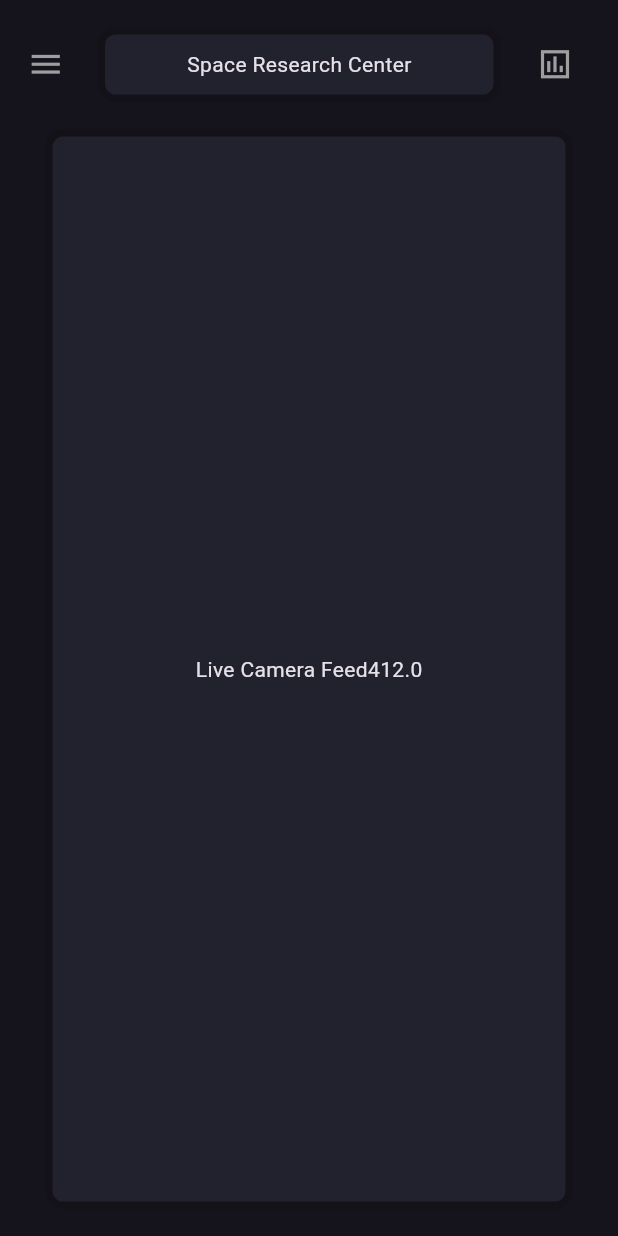
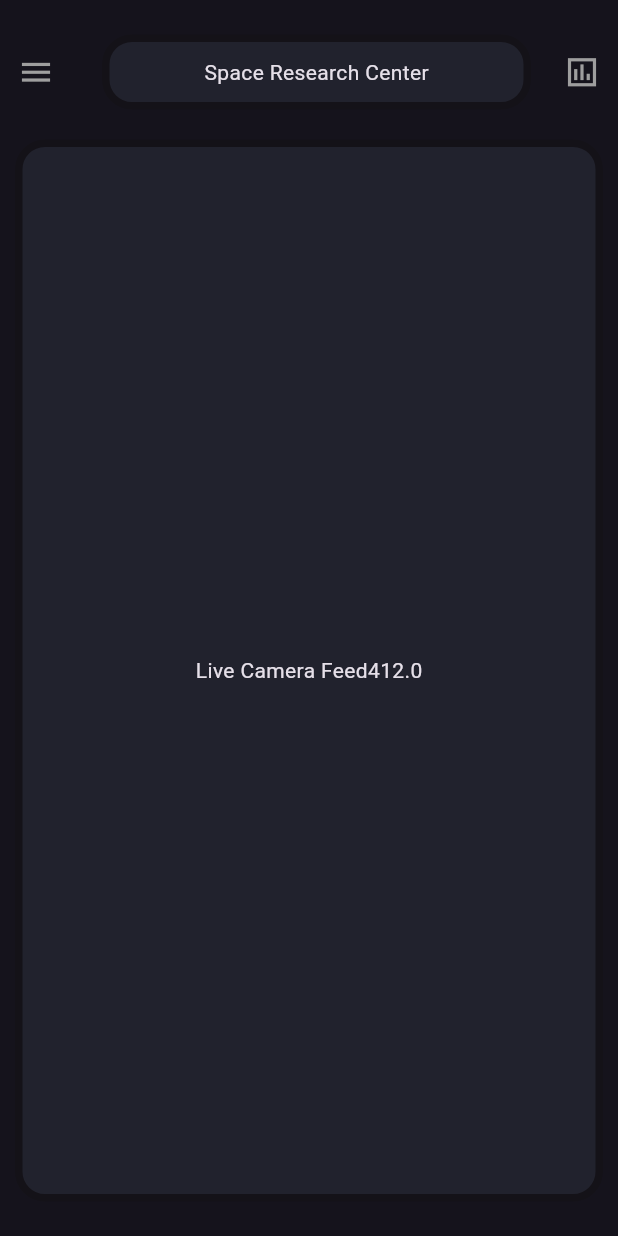
Before and after one commit to MuhammadJunaidQamar/src-app, a Flutter app: the screen it shows after launch, on a phone screen of 412 x 824 dp. Run offline on Flutter 3.47's test engine with Material 3 defaults, Android fonts, the phone set to English and light mode, and no system bars; our stand-ins replace fl_chart; missing offline and left inert: window_manager.

Commit message:
made allot of changes

```diff
--- a/src frontend/src/lib/utils/const/constants.dart
+++ b/src frontend/src/lib/utils/const/constants.dart
@@ -5,7 +5,6 @@ import 'package:src/utils/routes_name.dart';
 import 'package:src/views/screens/dashboard_screen.dart';
 import 'package:src/views/screens/geo_location_screen.dart';
 import 'package:src/views/screens/orientation_screen.dart';
-import 'package:src/widgets/dashboard_widget.dart';
 
 const defaultPadding = 20.0;
 // const pages = [
@@ -24,7 +23,7 @@ class Constants {
 }
 
 const pages = [
-  DashboardWidget(),
+  DashboardScreen(),
   OrientationScreen(),
   GeoLocationScreen(),
 ];
--- a/src frontend/src/lib/views/screens/dashboard_screen.dart
+++ b/src frontend/src/lib/views/screens/dashboard_screen.dart
@@ -1,8 +1,9 @@
 import 'package:flutter/material.dart';
 import 'package:src/utils/responsive.dart';
-import 'package:src/widgets/dashboard_widget.dart';
+import 'package:src/widgets/custom_card_widget.dart';
+import 'package:src/widgets/header_widget.dart';
 import 'package:src/widgets/info_wiget.dart';
-import 'package:src/widgets/side_menu_widget.dart';
+import 'package:src/widgets/live_camera_feed_widget.dart';
 
 class DashboardScreen extends StatelessWidget {
   const DashboardScreen({super.key});
@@ -10,31 +11,48 @@ class DashboardScreen extends StatelessWidget {
   @override
   Widget build(BuildContext context) {
     final isDesktop = Responsive.isDesktop(context);
-    return SafeArea(
+    final isTablet = Responsive.isTablet(context);
+    return Padding(
+      padding: const EdgeInsets.symmetric(vertical: 18.0),
       child: Row(
         children: [
           Expanded(
-            flex: 7,
-            child: DashboardWidget(),
+            flex: 75,
+            child: Column(
+              children: [
+                const HeaderWidget(),
+                SizedBox(height: 10),
+                Expanded(
+                  child: !isTablet
+                      ? CustomCard(
+                          child: LiveCameraFeedWidget(),
+                        )
+                      : const SingleChildScrollView(
+                          scrollDirection: Axis.vertical,
+                          child: Column(
+                            children: [
+                              AspectRatio(
+                                aspectRatio: 16 / 9,
+                                child: CustomCard(
+                                  child: LiveCameraFeedWidget(),
+                                ),
+                              ),
+                              InfoWidget(),
+                            ],
+                          ),
+                        ),
+                ),
+              ],
+            ),
           ),
           if (isDesktop)
             Expanded(
-              flex: 3,
+              flex: 25,
               child: SingleChildScrollView(
+                scrollDirection: Axis.vertical,
                 child: InfoWidget(),
               ),
             ),
-          // if (Responsive.isTablet(context))
-          //   SingleChildScrollView(
-          //     scrollDirection: Axis.vertical,
-          //     child: Column(
-          //       children: [
-          //         DashboardWidget(),
-          //         SizedBox(height: 18),
-          //         InfoWidget(),
-          //       ],
-          //     ),
-          //   ),
         ],
       ),
     );
--- a/src frontend/src/lib/views/screens/home_screen.dart
+++ b/src frontend/src/lib/views/screens/home_screen.dart
@@ -1,8 +1,7 @@
-import 'package:flutter/cupertino.dart';
 import 'package:flutter/material.dart';
+import 'package:flutter/widgets.dart';
 import 'package:src/utils/const/constants.dart';
 import 'package:src/utils/responsive.dart';
-import 'package:src/widgets/dashboard_widget.dart';
 import 'package:src/widgets/info_wiget.dart';
 import 'package:src/widgets/side_menu_widget.dart';
 
@@ -27,10 +26,27 @@ class _HomeScreenState extends State<HomeScreen> {
     final isDesktop = Responsive.isDesktop(context);
 
     return Scaffold(
-      endDrawer: Responsive.isMobile(context)
-          ? SingleChildScrollView(
-              scrollDirection: Axis.vertical,
-              child: InfoWidget(),
+      endDrawer: Responsive.isMobile(context) // && pageIdx == 0
+          ? Stack(
+              alignment: AlignmentDirectional.topEnd,
+              children: [
+                const SingleChildScrollView(
+                  scrollDirection: Axis.vertical,
+                  child: Padding(
+                    padding: EdgeInsets.only(top: 56),
+                    child: InfoWidget(),
+                  ),
+                ),
+                Padding(
+                  padding: const EdgeInsets.only(top: 24, right: 19),
+                  child: IconButton(
+                    onPressed: () => Navigator.of(context).pop(),
+                    icon: const Icon(
+                      Icons.cancel_outlined,
+                    ),
+                  ),
+                ),
+              ],
             )
           : null,
       drawer: !isDesktop
--- a/src frontend/src/lib/charts/chart_widget.dart
+++ b/src frontend/src/lib/widgets/charts/chart_widget.dart
@@ -3,9 +3,7 @@ import 'package:fl_chart/fl_chart.dart';
 import 'package:flutter/foundation.dart';
 import 'package:flutter/material.dart';
 import 'package:src/model/model.dart';
-import 'package:src/utils/const/constants.dart';
 import 'package:src/view_model/view_model.dart';
-import 'package:src/widgets/custom_card_widget.dart';
 
 class _LineChart extends StatelessWidget {
   final List<FlSpot> spots;
@@ -104,7 +102,7 @@ class _LineChart extends StatelessWidget {
 
     return SideTitles(
       showTitles: true,
-      // interval: interval,
+      interval: interval,
       getTitlesWidget: (double value, TitleMeta meta) {
         const style = TextStyle(
           fontWeight: FontWeight.bold,
--- a/src frontend/src/lib/widgets/custom_card_widget.dart
+++ b/src frontend/src/lib/widgets/custom_card_widget.dart
@@ -5,12 +5,21 @@ class CustomCard extends StatelessWidget {
   final Widget child;
   final Color? color;
   final EdgeInsetsGeometry? padding;
+  final EdgeInsetsGeometry? margin;
 
-  const CustomCard({super.key, this.color, this.padding, required this.child});
+  const CustomCard({
+    super.key,
+    this.color,
+    this.padding,
+    required this.child,
+    this.margin,
+  });
+
   @override
   Widget build(BuildContext context) {
     return Container(
-        margin: EdgeInsets.symmetric(vertical: 10),
+      margin: margin ?? const EdgeInsets.symmetric(vertical: 5, horizontal: 10),
+      padding: padding ?? const EdgeInsets.all(10.0),
       decoration: BoxDecoration(
         border: Border.all(
           width: 5,
@@ -21,9 +30,7 @@ class CustomCard extends StatelessWidget {
         ),
         color: color ?? AppColors.cardBackgroundColor,
       ),
-        child: Padding(
-          padding: padding ?? const EdgeInsets.all(12.0),
-          child: child,
-        ));
+      child: Center(child: child),
+    );
   }
 }
--- a/src frontend/src/lib/widgets/dashboard_widget.dart
+++ b/src frontend/src/lib/widgets/dashboard_widget.dart
@@ -10,7 +10,7 @@ class DashboardWidget extends StatelessWidget {
   @override
   Widget build(BuildContext context) {
     return Padding(
-      padding: const EdgeInsets.all(18.0),
+      padding: const EdgeInsets.symmetric(vertical: 18.0),
       child: Row(
         children: [
           Expanded(
@@ -22,7 +22,7 @@ class DashboardWidget extends StatelessWidget {
                 Expanded(
                   child: !Responsive.isTablet(context)
                       ? LiveCameraFeedWidget()
-                      : SingleChildScrollView(
+                      : const SingleChildScrollView(
                           scrollDirection: Axis.vertical,
                           child: Column(
                             children: [
--- a/src frontend/src/lib/widgets/header_widget.dart
+++ b/src frontend/src/lib/widgets/header_widget.dart
@@ -1,6 +1,7 @@
 import 'package:flutter/material.dart';
 import 'package:src/utils/const/constants.dart';
 import 'package:src/utils/responsive.dart';
+import 'package:src/widgets/custom_card_widget.dart';
 
 class HeaderWidget extends StatelessWidget {
   const HeaderWidget({super.key});
@@ -12,9 +13,9 @@ class HeaderWidget extends StatelessWidget {
         if (!Responsive.isDesktop(context))
           Padding(
             padding: const EdgeInsets.only(right: 10.0),
-            child: InkWell(
-              onTap: () => Scaffold.of(context).openDrawer(),
-              child: Icon(
+            child: IconButton(
+              onPressed: () => Scaffold.of(context).openDrawer(),
+              icon: const Icon(
                 Icons.menu,
                 color: Colors.grey,
                 size: 25,
@@ -22,24 +23,8 @@ class HeaderWidget extends StatelessWidget {
             ),
           ),
         Expanded(
-          child: Padding(
-            padding: const EdgeInsets.symmetric(horizontal: 12.0),
-            child: Container(
-              decoration: BoxDecoration(
-                border: Border.all(
-                  width: 5,
-                  color: Theme.of(context).primaryColor,
-                ),
-                borderRadius: const BorderRadius.all(
-                  Radius.circular(12.0),
-                ),
-                color: AppColors.cardBackgroundColor,
-              ),
-              child: const Padding(
-                padding: EdgeInsets.symmetric(vertical: 10.0),
-                child: Center(child: Text(AppText.appName)),
-              ),
-            ),
+          child: CustomCard(
+            child: Text(AppText.appName),
           ),
         ),
         if (Responsive.isMobile(context))
--- a/src frontend/src/lib/widgets/info_wiget.dart
+++ b/src frontend/src/lib/widgets/info_wiget.dart
@@ -1,14 +1,13 @@
 import 'package:flutter/material.dart';
 import 'package:src/data/chart_data.dart';
 import 'package:src/utils/responsive.dart';
-import 'package:src/model/chart_model.dart'; // Import the new model
 
 class InfoWidget extends StatelessWidget {
   const InfoWidget({super.key});
 
   @override
   Widget build(BuildContext context) {
-    final chartData = ChartData().charts; // Use the ChartData
+    final chartData = ChartData().charts;
 
     return Padding(
       padding: const EdgeInsets.symmetric(horizontal: 12.0),
--- a/src frontend/src/lib/widgets/live_camera_feed_widget.dart
+++ b/src frontend/src/lib/widgets/live_camera_feed_widget.dart
@@ -1,5 +1,4 @@
 import 'package:flutter/material.dart';
-import 'package:src/utils/const/constants.dart';
 
 class LiveCameraFeedWidget extends StatelessWidget {
   const LiveCameraFeedWidget({super.key});
@@ -8,21 +7,6 @@ class LiveCameraFeedWidget extends StatelessWidget {
   Widget build(BuildContext context) {
     var w = MediaQuery.of(context).size.width;
 
-    return Padding(
-      padding: const EdgeInsets.symmetric(horizontal: 12.0),
-      child: Container(
-        decoration: BoxDecoration(
-          border: Border.all(
-            width: 5,
-            color: Theme.of(context).primaryColor,
-          ),
-          borderRadius: BorderRadius.all(
-            Radius.circular(12.0),
-          ),
-          color: AppColors.cardBackgroundColor,
-        ),
-        child: Center(child: Text('Live Camera Feed$w')),
-      ),
-    );
+    return Center(child: Text('Live Camera Feed$w'));
   }
 }
```
Also changed, not shown: src frontend/src/lib/views/screens/geo_location_screen.dart (+19 -14 lines), src frontend/src/lib/views/screens/orientation_screen.dart (+28 -14 lines), src frontend/src/lib/widgets/live_geo_location_widget.dart (added, +10 -0 lines), src frontend/src/lib/widgets/spatial_object_widget.dart (added, +10 -0 lines), src frontend/src/lib/widgets/charts/line_chart_widget.dart (renamed from src frontend/src/lib/charts/line_chart_widget.dart), src frontend/src/lib/widgets/charts/line_chart_widget2.dart (renamed from src frontend/src/lib/charts/line_chart_widget2.dart), src frontend/src/lib/widgets/charts/line_chart_widget3.dart (renamed from src frontend/src/lib/charts/line_chart_widget3.dart), src frontend/src/lib/widgets/charts/linet_widget.dart (renamed from src frontend/src/lib/charts/linet_widget.dart), src frontend/src/lib/widgets/charts/sample5.dart (renamed from src frontend/src/lib/charts/sample5.dart), src frontend/src/lib/widgets/charts/temperature_graph.dart (renamed from src frontend/src/lib/charts/temperature_graph.dart), 1 other file. Lines whose indentation alone changed are shown as unchanged.
